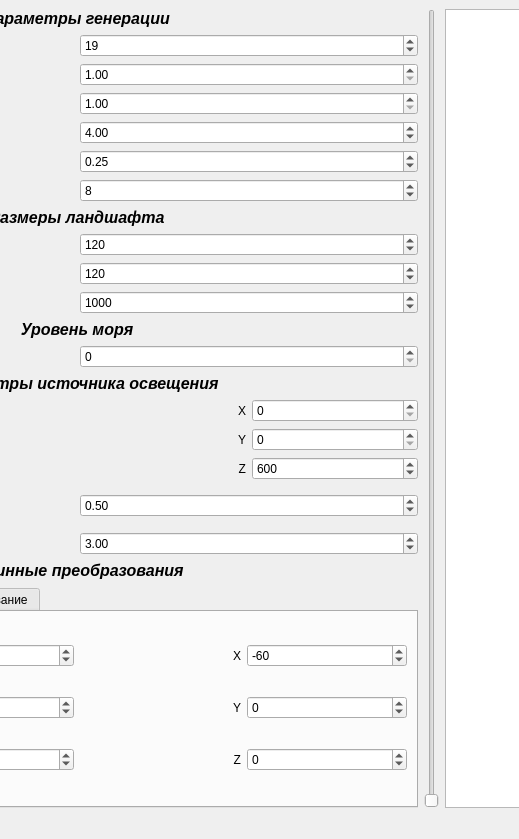
First picture: the form in landscape_generator/mainwindow.ui, repository nikitalystsev/cg_course, before the edit; both pictures show x 273 to 792 and y 0 to 839 of the 1408 by 839 pixel window.
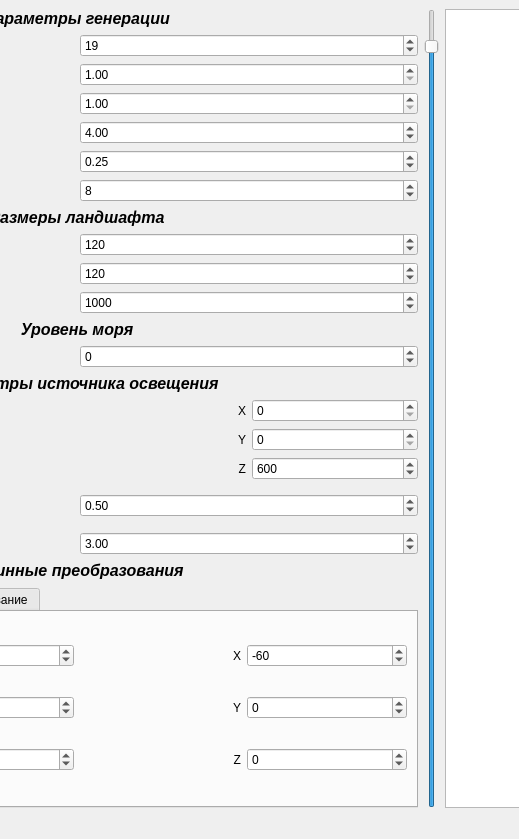
Second picture: the form after the edit.

Commit message: сдал, епта

What changed in the file:
```diff
--- a/landscape_generator/mainwindow.ui
+++ b/landscape_generator/mainwindow.ui
@@ -284,7 +284,11 @@
          </widget>
         </item>
         <item>
-         <widget class="QSpinBox" name="waterLevelSpinbox"/>
+         <widget class="QSpinBox" name="waterLevelSpinbox">
+          <property name="minimum">
+           <number>-10000</number>
+          </property>
+         </widget>
         </item>
        </layout>
       </item>
@@ -807,7 +811,7 @@
     <item>
      <widget class="QSlider" name="waterlevelSlider">
       <property name="minimum">
-       <number>0</number>
+       <number>-10000</number>
       </property>
       <property name="maximum">
        <number>400</number>
```
